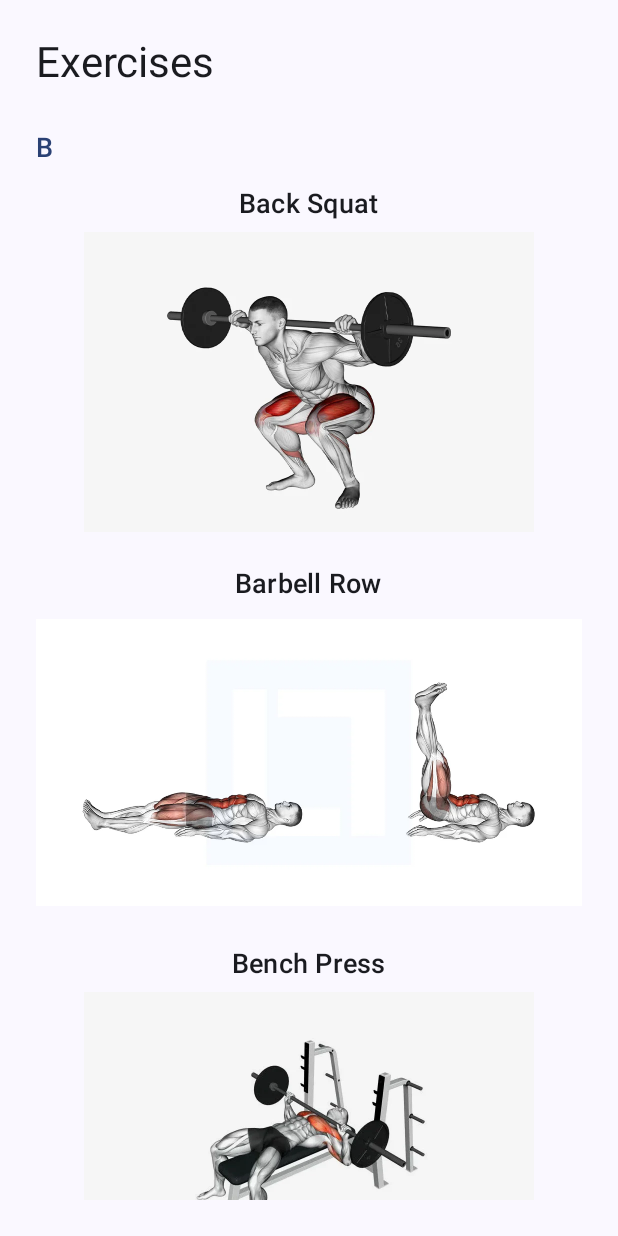
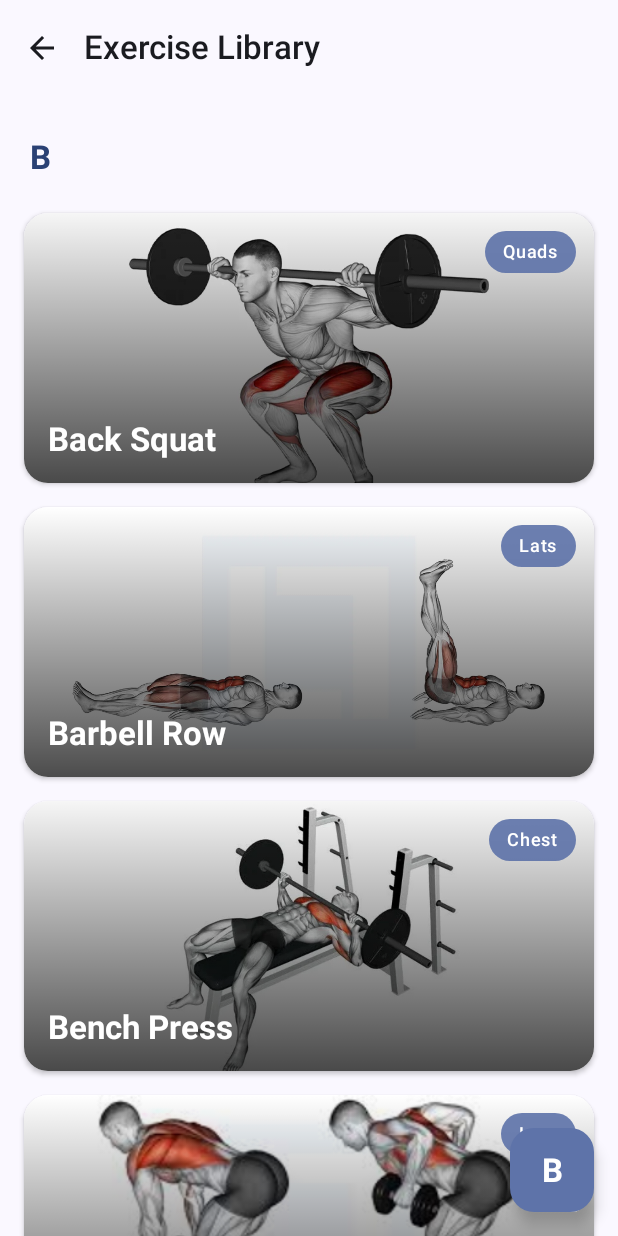
Before and after one commit to anthonytk31415/gains, an Android app built with Jetpack Compose: the composable ViewScreen shown on its own in the app's theme, on a phone screen of 412 x 824 dp. Run offline under Robolectric (Android 15) with nearby library versions, the phone set to English and light mode, and no system bars.

Commit message:
Improve view and tutorial UI

```diff
--- a/kotlin/app/src/main/java/com/example/gains/home/View.kt
+++ b/kotlin/app/src/main/java/com/example/gains/home/View.kt
@@ -1,19 +1,34 @@
 package com.example.gains.home
 
 import android.content.Context
+import androidx.compose.animation.AnimatedVisibility
+import androidx.compose.animation.core.tween
+import androidx.compose.animation.expandVertically
+import androidx.compose.animation.fadeIn
+import androidx.compose.foundation.background
 import androidx.compose.foundation.clickable
 import androidx.compose.foundation.layout.*
 import androidx.compose.foundation.Image
-import androidx.compose.foundation.rememberScrollState
-import androidx.compose.foundation.verticalScroll
-import androidx.compose.material3.MaterialTheme
-import androidx.compose.material3.Surface
-import androidx.compose.material3.Text
+import androidx.compose.foundation.lazy.LazyColumn
+import androidx.compose.foundation.lazy.items
+import androidx.compose.foundation.lazy.rememberLazyListState
+import androidx.compose.foundation.shape.CircleShape
+import androidx.compose.foundation.shape.RoundedCornerShape
+import androidx.compose.material.icons.Icons
+import androidx.compose.material.icons.filled.ArrowBack
+import androidx.compose.material.icons.filled.Search
+import androidx.compose.material3.*
 import androidx.compose.runtime.*
 import androidx.compose.ui.Alignment
 import androidx.compose.ui.Modifier
+import androidx.compose.ui.draw.clip
+import androidx.compose.ui.graphics.Brush
+import androidx.compose.ui.graphics.Color
+import androidx.compose.ui.layout.ContentScale
 import androidx.compose.ui.platform.LocalContext
 import androidx.compose.ui.res.painterResource
+import androidx.compose.ui.text.font.FontWeight
+import androidx.compose.ui.text.style.TextOverflow
 import androidx.compose.ui.unit.dp
 import androidx.navigation.NavController
 import com.example.gains.home.exercise.*
@@ -21,9 +36,11 @@ import com.google.gson.Gson
 import com.google.gson.reflect.TypeToken
 import com.example.gains.R
 
+@OptIn(ExperimentalMaterial3Api::class)
 @Composable
 fun ViewScreen(navController: NavController) {
     val context = LocalContext.current
+    val listState = rememberLazyListState()
 
     // Load exercises from JSON file once
     val exercises by remember {
@@ -34,63 +51,166 @@ fun ViewScreen(navController: NavController) {
         .sortedBy { it.name }
         .groupBy { it.name.first().uppercaseChar() }
 
-    Surface(
-        modifier = Modifier.fillMaxSize(),
-        color = MaterialTheme.colorScheme.background
+    // Track visible header
+    var visibleLetterHeader by remember { mutableStateOf("") }
+
+    Scaffold(
+        topBar = {
+            TopAppBar(
+                title = { Text("Exercise Library") },
+                navigationIcon = {
+                    IconButton(onClick = { navController.popBackStack() }) {
+                        Icon(
+                            imageVector = Icons.Default.ArrowBack,
+                            contentDescription = "Back"
+                        )
+                    }
+                },
+                colors = TopAppBarDefaults.topAppBarColors(
+                    containerColor = MaterialTheme.colorScheme.surface
+                )
+            )
+        },
+        floatingActionButton = {
+            // Letter index indicator when scrolling
+            AnimatedVisibility(
+                visible = visibleLetterHeader.isNotEmpty(),
+                enter = fadeIn() + expandVertically()
             ) {
-        Column(
+                FloatingActionButton(
+                    onClick = { /* No action needed */ },
+                    containerColor = MaterialTheme.colorScheme.primaryContainer,
+                    contentColor = MaterialTheme.colorScheme.onPrimaryContainer,
+                    modifier = Modifier.size(56.dp)
+                ) {
+                    Text(
+                        text = visibleLetterHeader,
+                        style = MaterialTheme.typography.titleLarge.copy(
+                            fontWeight = FontWeight.Bold
+                        )
+                    )
+                }
+            }
+        }
+    ) { paddingValues ->
+        LazyColumn(
             modifier = Modifier
                 .fillMaxSize()
-                .padding(24.dp)
-                .verticalScroll(rememberScrollState()),
-            verticalArrangement = Arrangement.spacedBy(16.dp)
+                .padding(paddingValues)
+                .padding(horizontal = 16.dp),
+            state = listState,
+            verticalArrangement = Arrangement.spacedBy(8.dp),
+            contentPadding = PaddingValues(vertical = 16.dp)
         ) {
-            Text(
-                text = "Exercises",
-                style = MaterialTheme.typography.headlineMedium,
-                modifier = Modifier.padding(bottom = 8.dp)
-            )
+            groupedExercises.forEach { (letter, group) ->
+                // Letter header
+                item(key = "header-$letter") {
+                    // Update the visible letter header based on the scroll position
+                    LaunchedEffect(Unit) {
+                        visibleLetterHeader = letter.toString()
+                    }
 
-            groupedExercises.forEach { (letter, group) ->
-                Column {
                     Text(
                         text = letter.toString(),
-                        style = MaterialTheme.typography.titleMedium,
+                        style = MaterialTheme.typography.titleLarge.copy(
+                            fontWeight = FontWeight.Bold
+                        ),
                         color = MaterialTheme.colorScheme.primary,
-                        modifier = Modifier.padding(vertical = 4.dp)
+                        modifier = Modifier.padding(vertical = 12.dp, horizontal = 4.dp)
                     )
+                }
 
-                    group.forEach { exercise ->
+                // Exercise items
+                items(group, key = { it.id }) { exercise ->
+                    ExerciseCard(
+                        exercise = exercise,
+                        context = context,
+                        onClick = {
+                            navController.navigate("exerciseDetail/${exercise.id}")
+                        }
+                    )
+                }
+            }
+        }
+    }
+}
+
+@Composable
+fun ExerciseCard(exercise: Exercise, context: Context, onClick: () -> Unit) {
     val imageResId = context.resources.getIdentifier(
         exercise.imageResName,
         "drawable",
         context.packageName
     ).takeIf { it != 0 } ?: R.drawable.body_back
 
-                        Column(
+    Card(
         modifier = Modifier
             .fillMaxWidth()
-                                .clickable {
-                                    navController.navigate("exerciseDetail/${exercise.id}")
-                                }
-                                .padding(vertical = 12.dp),
-                            horizontalAlignment = Alignment.CenterHorizontally
+            .clickable(onClick = onClick)
+            .padding(vertical = 4.dp),
+        shape = RoundedCornerShape(16.dp),
+        elevation = CardDefaults.cardElevation(defaultElevation = 2.dp),
+        colors = CardDefaults.cardColors(
+            containerColor = MaterialTheme.colorScheme.surface
+        )
     ) {
-                            Text(
-                                text = exercise.name,
-                                style = MaterialTheme.typography.titleMedium,
-                                modifier = Modifier.padding(bottom = 8.dp)
-                            )
+        Box(modifier = Modifier.fillMaxWidth()) {
+            // Exercise image
             Image(
                 painter = painterResource(id = imageResId),
                 contentDescription = exercise.name,
                 modifier = Modifier
                     .fillMaxWidth()
-                                    .height(200.dp) // Adjust as needed
+                    .height(180.dp),
+                contentScale = ContentScale.Crop
             )
-                        }
-                    }
 
+            // Gradient overlay
+            Box(
+                modifier = Modifier
+                    .fillMaxWidth()
+                    .height(180.dp)
+                    .background(
+                        brush = Brush.verticalGradient(
+                            colors = listOf(
+                                Color.Transparent,
+                                Color.Black.copy(alpha = 0.7f)
+                            ),
+                            startY = 0f,
+                            endY = Float.POSITIVE_INFINITY
+                        )
+                    )
+            )
+
+            // Exercise name over image
+            Text(
+                text = exercise.name,
+                style = MaterialTheme.typography.titleLarge.copy(
+                    fontWeight = FontWeight.Bold
+                ),
+                color = Color.White,
+                modifier = Modifier
+                    .align(Alignment.BottomStart)
+                    .padding(16.dp)
+            )
+
+            // Focus area tag - just show primary focus area
+            exercise.focusAreas.firstOrNull()?.let { primaryArea ->
+                Surface(
+                    shape = RoundedCornerShape(16.dp),
+                    color = MaterialTheme.colorScheme.primaryContainer.copy(alpha = 0.9f),
+                    modifier = Modifier
+                        .align(Alignment.TopEnd)
+                        .padding(12.dp)
+                ) {
+                    Text(
+                        text = primaryArea,
+                        style = MaterialTheme.typography.labelMedium,
+                        color = MaterialTheme.colorScheme.onPrimaryContainer,
+                        modifier = Modifier.padding(horizontal = 12.dp, vertical = 6.dp),
+                        maxLines = 1,
+                        overflow = TextOverflow.Ellipsis
+                    )
                 }
             }
         }
```
Also changed, not shown: kotlin/app/src/main/java/com/example/gains/home/exercise/exerciseDetail.kt (+163 -32 lines), 55 other files. Lines whose indentation alone changed are shown as unchanged.
